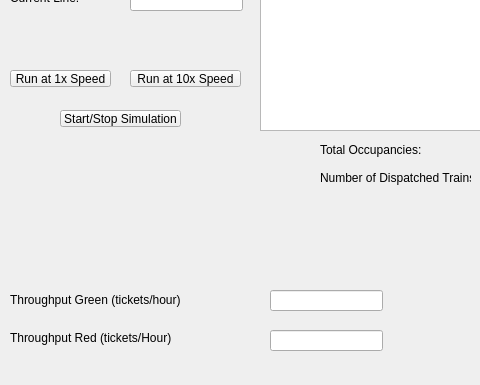
joeschurer/ECE1140, file CtcOffice/HomepageWindow.ui: the form before one commit; both pictures show x 0 to 480 and y 140 to 525 of the 943 by 525 pixel window.
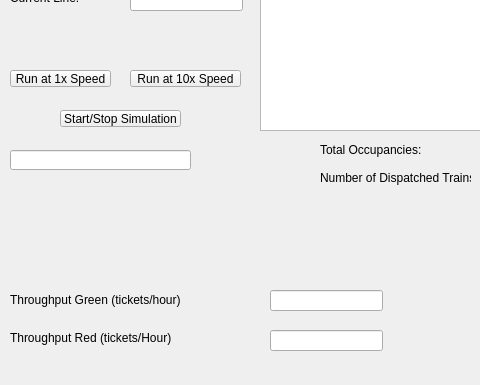
The form after the commit. The open tabs and pages were chosen to show the change. Icons and pictures are not drawn.

Commit message: added system status message

Diff of the .ui file:
```diff
--- a/CtcOffice/HomepageWindow.ui
+++ b/CtcOffice/HomepageWindow.ui
@@ -318,6 +318,16 @@
        <string>Start/Stop Simulation</string>
       </property>
      </widget>
+     <widget class="QLineEdit" name="systemStatusLineEdit">
+      <property name="geometry">
+       <rect>
+        <x>30</x>
+        <y>240</y>
+        <width>181</width>
+        <height>20</height>
+       </rect>
+      </property>
+     </widget>
     </widget>
     <widget class="QWidget" name="mangeTrainsPage">
      <widget class="QPushButton" name="uploadScheduleButton">
```
Left out of the diff: 2 changed lines with no effect on the pictures. The commit also changes 4 other files.
